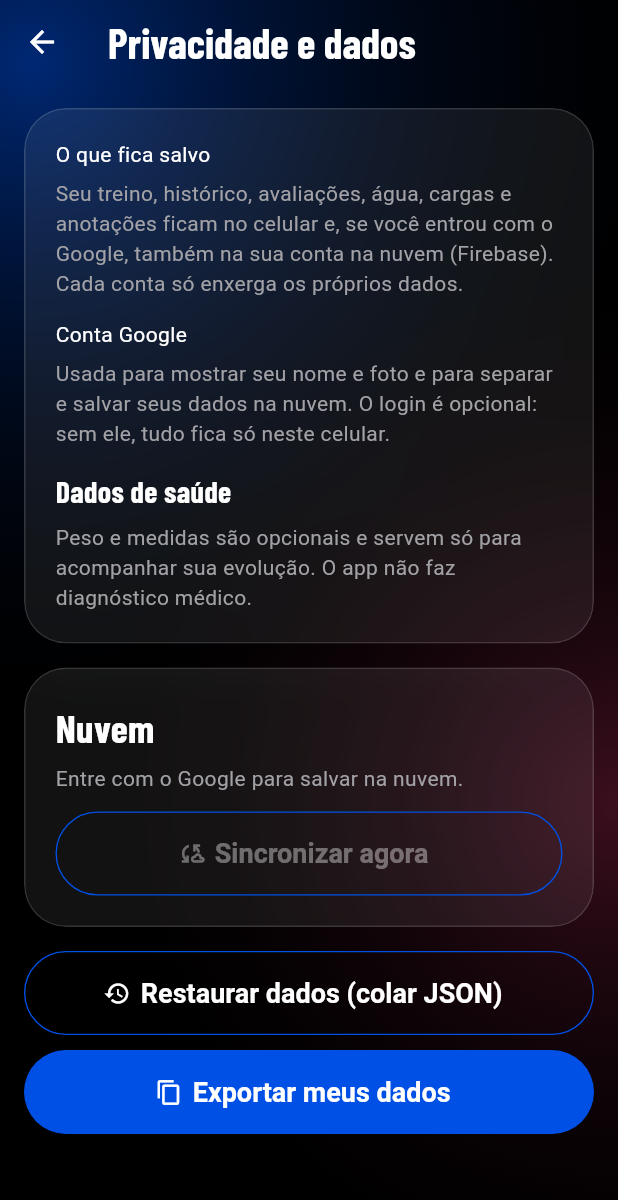
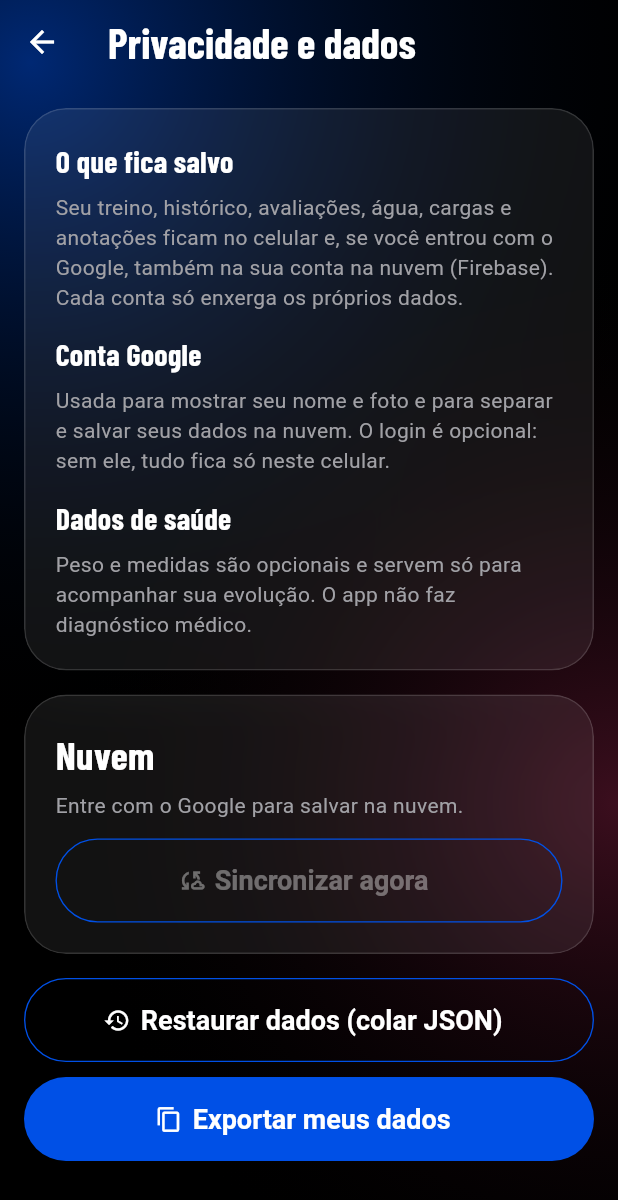
Before and after one commit to marcus250488-png/Meu-treino, a Flutter app: the PrivacidadeTela screen opened directly, on a phone screen of 412 x 824 dp. Shown: the top 1200 px of the screen. Run offline on Flutter 3.47's test engine with Material 3 defaults, Android fonts, the phone set to English and light mode, and no system bars; our stand-ins replace cloud_firestore, cross_file, file_picker, firebase_auth, firebase_core, geolocator and 7 more; missing offline and left inert: syncfusion_flutter_pdf; accounts and stored records are empty.

Commit message:
1.14.28: corrige erro de compilacao na tela Privacidade

```diff
--- a/lib/extras.dart
+++ b/lib/extras.dart
@@ -611,7 +611,7 @@ class PrivacidadeTela extends StatelessWidget {
         padding: const EdgeInsets.all(16),
         children: [
           Vidro(
-            child: const Column(
+            child: Column(
               crossAxisAlignment: CrossAxisAlignment.start,
               children: [
                 Text('O que fica salvo', style: titulo(20)),
```
